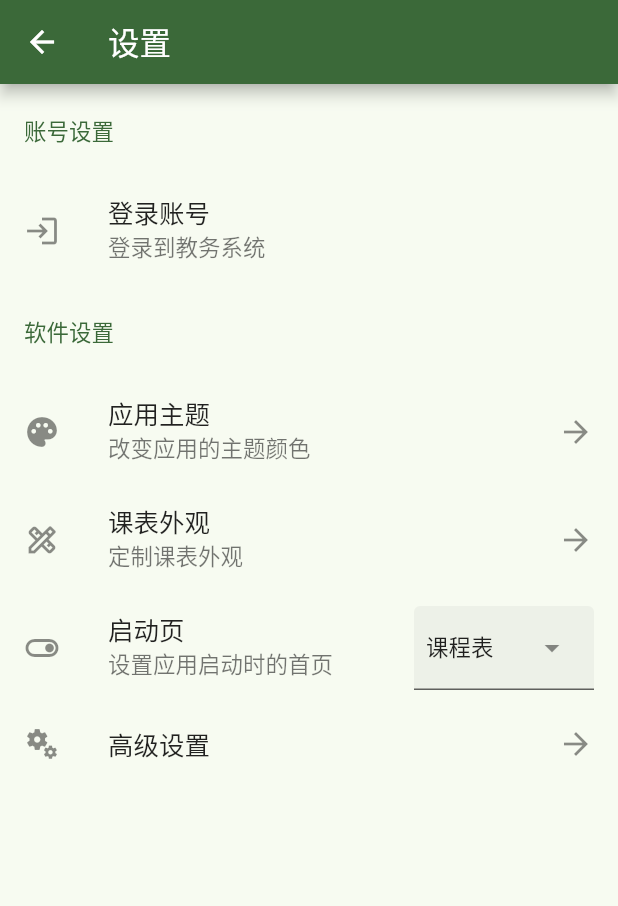
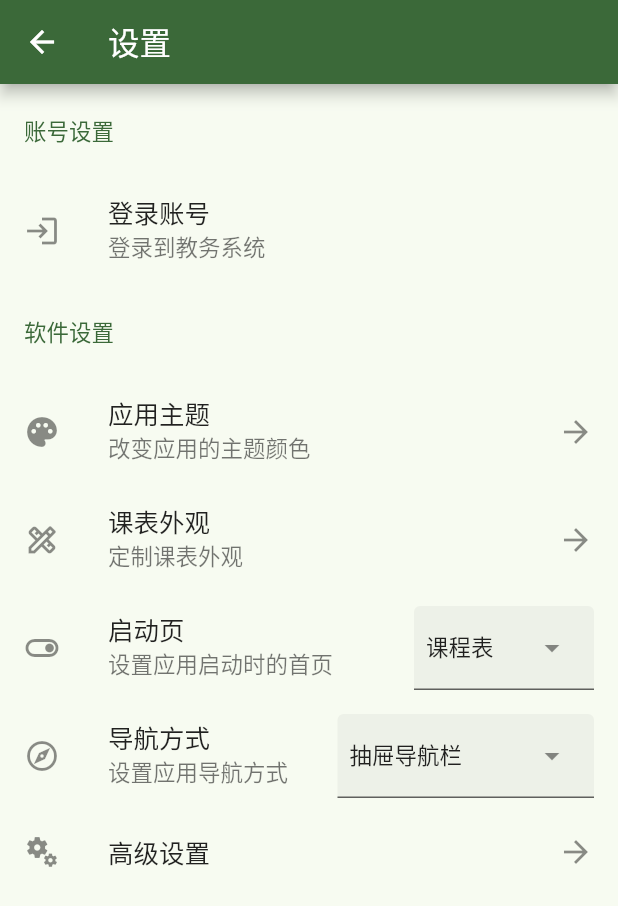
Before and after one commit to wyvern1723/sachet, a Flutter app: the SettingsPage screen opened by its route, on a phone screen of 412 x 824 dp. Shown: the top 906 px of the screen. Run offline on Flutter 3.47's test engine with Material 3 defaults, Android fonts, the phone set to English and light mode, and no system bars; our stand-ins replace dio, file_picker, flutter_colorpicker, flutter_markdown, flutter_secure_storage, package_info_plus and 1 more; missing offline and left inert: flutter_gbk2utf8, flutter_inappwebview, tflite_flutter; accounts and stored records are empty; network calls fail.

Commit message:
feat: 新增 BottomNavigationBar 的导航方式
由于路由方式进行了修改,导致修改当前配色方案后,返回课程表页面不会应用更新,需要重启应用才会更新.待修复

```diff
--- a/lib/pages/class_page.dart
+++ b/lib/pages/class_page.dart
@@ -128,7 +128,9 @@ class _ClassPageViewState extends State<ClassPageView> {
         context.read<ScreenNavProvider>().setCurrentPageToStartupPage();
       },
       child: Scaffold(
-        drawer: myNavDrawer,
+        drawer: SettingsProvider.navigationType == NavType.navigationDrawer.type
+            ? myNavDrawer
+            : null,
         appBar: AppBar(
           // title: Text(
           //   "第$_currentWeekCount周",
@@ -207,7 +209,7 @@ class _ClassPageViewState extends State<ClassPageView> {
                 // 课表设置
                 PopupMenuItem(
                   onTap: () async {
-                    Navigator.of(context).pushReplacement(MaterialPageRoute(
+                    Navigator.of(context).push(MaterialPageRoute(
                       maintainState: false,
                       builder: (BuildContext context) {
                         return const CourseSettingsPage();
--- a/lib/pages/home_page.dart
+++ b/lib/pages/home_page.dart
@@ -7,6 +7,7 @@ import 'package:sachet/pages/home_child_pages/cultivate_page.dart';
 import 'package:sachet/pages/home_child_pages/exam_time_page.dart';
 import 'package:sachet/pages/home_child_pages/free_class_page.dart';
 import 'package:sachet/pages/home_child_pages/grade_page.dart';
+import 'package:sachet/provider/settings_provider.dart';
 import 'package:sachet/widgets/homepage_widgets/card_widget.dart';
 import 'package:sachet/widgets/utils_widgets/nav_drawer.dart';
 import 'package:sachet/widgets/homepage_widgets/card_link_widget.dart';
@@ -76,7 +77,9 @@ class HomePage extends StatelessWidget {
         context.read<ScreenNavProvider>().setCurrentPageToStartupPage();
       },
       child: Scaffold(
-        drawer: myNavDrawer,
+        drawer: SettingsProvider.navigationType == NavType.navigationDrawer.type
+            ? myNavDrawer
+            : null,
         appBar: AppBar(
           title: const Text('Home'),
         ),
--- a/lib/pages/settings_page.dart
+++ b/lib/pages/settings_page.dart
@@ -1,4 +1,5 @@
 import 'package:flutter/material.dart';
+import 'package:sachet/provider/app_global.dart';
 import 'package:sachet/provider/settings_provider.dart';
 import 'package:sachet/provider/user_provider.dart';
 import 'package:sachet/pages/settings_child_pages/dev_settings_page.dart';
@@ -9,6 +10,7 @@ import 'package:sachet/pages/settings_child_pages/customize_settings_page.dart';
 import 'package:sachet/utils/custom_route.dart';
 import 'package:sachet/utils/services/path_provider_service.dart';
 import 'package:sachet/widgets/settingspage_widgets/logout_dialog.dart';
+import 'package:sachet/widgets/settingspage_widgets/nav_type_dropdownmenu.dart';
 import 'package:sachet/widgets/settingspage_widgets/startup_page_dropdownmenu.dart';
 import 'package:flutter_secure_storage/flutter_secure_storage.dart';
 import 'package:provider/provider.dart';
@@ -35,21 +37,54 @@ class _SettingsPageState extends State<SettingsPage> {
     }
   }
 
+  final _navType = SettingsProvider.navigationType;
+
   @override
   Widget build(BuildContext context) {
-    return Scaffold(
+    return PopScope(
+      canPop: false,
+      onPopInvokedWithResult: (bool didPop, Object? result) {
+        if (didPop) {
+          return;
+        } else {
+          if (_navType != SettingsProvider.navigationType) {
+            SettingsProvider.navigationType == NavType.navigationDrawer.type
+                ? Navigator.pushNamedAndRemoveUntil(
+                    context,
+                    AppGlobal.appSettings.startupPage ?? '/class',
+                    (Route route) => false)
+                : Navigator.pushNamedAndRemoveUntil(
+                    context, '/navBarView', (Route route) => false);
+          } else {
+            Navigator.pop(context);
+          }
+        }
+      },
+      child: Scaffold(
         appBar: AppBar(
           title: const Text('设置'),
+          leading: IconButton(
+              onPressed: () {
+                if (_navType != SettingsProvider.navigationType) {
+                  SettingsProvider.navigationType ==
+                          NavType.navigationDrawer.type
+                      ? Navigator.pushNamedAndRemoveUntil(
+                          context,
+                          AppGlobal.appSettings.startupPage ?? '/class',
+                          (Route route) => false)
+                      : Navigator.pushNamedAndRemoveUntil(
+                          context, '/navBarView', (Route route) => false);
+                } else {
+                  Navigator.pop(context);
+                }
+              },
+              icon: Icon(Icons.arrow_back_outlined)),
         ),
         body: ListView(
-        // padding: const EdgeInsets.symmetric(
-        //   vertical: 10,
-        // ),
-
           children: [
             Padding(
-            padding:
-                const EdgeInsets.only(left: 16, top: 20, right: 16, bottom: 20),
+              padding: const EdgeInsets.only(
+                  left: 16, top: 20, right: 16, bottom: 20),
               child: Text(
                 '账号设置',
                 style: TextStyle(color: Theme.of(context).colorScheme.primary),
@@ -111,8 +146,8 @@ class _SettingsPageState extends State<SettingsPage> {
                   }
                 }),
             Padding(
-            padding:
-                const EdgeInsets.only(left: 16, top: 20, right: 16, bottom: 20),
+              padding: const EdgeInsets.only(
+                  left: 16, top: 20, right: 16, bottom: 20),
               child: Text(
                 '软件设置',
                 style: TextStyle(color: Theme.of(context).colorScheme.primary),
@@ -174,15 +209,17 @@ class _SettingsPageState extends State<SettingsPage> {
               trailing: StartupPageDropdownMenu(),
             ),
 
-          // const SizedBox(height: 20),
-          // Padding(
-          //   padding: const EdgeInsets.only(left: 16, right: 16),
-          //   child: Text(
-          //     '高级设置',
-          //     style: TextStyle(color: Theme.of(context).colorScheme.primary),
-          //   ),
-          // ),
-          // const SizedBox(height: 20),
+            // 应用导航方式设置
+            const ListTile(
+              leading: Align(
+                widthFactor: 1,
+                alignment: Alignment.centerLeft,
+                child: Icon(Icons.explore_outlined),
+              ),
+              title: Text('导航方式'),
+              subtitle: Text('设置应用导航方式'),
+              trailing: NavTypeDropdownmenu(),
+            ),
 
             // 高级设置
             ListTile(
@@ -225,6 +262,7 @@ class _SettingsPageState extends State<SettingsPage> {
                 }),
           ],
         ),
+      ),
     );
   }
 }
--- a/lib/provider/app_global.dart
+++ b/lib/provider/app_global.dart
@@ -94,7 +94,14 @@ const defaultAppSettingsConfig = {
   "curveType": "Easing.standard", // 课表翻页动画类型
   "isEnableDevMode": false, // 是否启用开发者模式
   "hasReadDisclaimer": false, // 是否阅读过声明
-  "isEnableCaptchaRecognizer": true // 是否启用图片验证码自动识别
+  "isEnableCaptchaRecognizer": true, // 是否启用图片验证码自动识别
+  /*
+  navigationType 可用的值：
+  1. navigationDrawer
+  2. bottomNavigationBar
+  [Understanding navigation - Material Design](https://m2.material.io/design/navigation/understanding-navigation.html#lateral-navigation)
+  */
+  "navigationType": "navigationDrawer" // 应用导航方式（默认为抽屉式）
 };
 
 class AppSettings {
@@ -114,9 +121,10 @@ class AppSettings {
   bool? isEnableDevMode;
   bool? hasReadDisclaimer;
   bool? isEnableCaptchaRecognizer;
+  String? navigationType;
 
-  AppSettings(
-      {this.isMD3,
+  AppSettings({
+    this.isMD3,
     this.themeMode,
     this.themeColor,
     this.startupPage,
@@ -131,7 +139,9 @@ class AppSettings {
     this.curveType,
     this.isEnableDevMode,
     this.hasReadDisclaimer,
-      this.isEnableCaptchaRecognizer});
+    this.isEnableCaptchaRecognizer,
+    this.navigationType,
+  });
 
   AppSettings.fromJson(Map<String, dynamic> json) {
     isMD3 = json['isMD3'];
@@ -150,6 +160,7 @@ class AppSettings {
     isEnableDevMode = json['isEnableDevMode'];
     hasReadDisclaimer = json['hasReadDisclaimer'];
     isEnableCaptchaRecognizer = json['isEnableCaptchaRecognizer'];
+    navigationType = json['navigationType'];
   }
 
   Map<String, dynamic> toJson() {
@@ -170,6 +181,7 @@ class AppSettings {
     data['isEnableDevMode'] = this.isEnableDevMode;
     data['hasReadDisclaimer'] = this.hasReadDisclaimer;
     data['isEnableCaptchaRecognizer'] = this.isEnableCaptchaRecognizer;
+    data['navigationType'] = this.navigationType;
     return data;
   }
 }
@@ -310,3 +322,12 @@ const curveTypes = {
   'Curves.fastOutSlowIn': Curves.fastOutSlowIn,
   'Curves.slowMiddle': Curves.slowMiddle,
 };
+
+enum NavType {
+  navigationDrawer('抽屉导航栏', 'navigationDrawer'),
+  bottomNavigationBar('底部导航栏', 'bottomNavigationBar');
+
+  const NavType(this.label, this.type);
+  final String label;
+  final String type;
+}
--- a/lib/provider/settings_provider.dart
+++ b/lib/provider/settings_provider.dart
@@ -28,6 +28,8 @@ class SettingsProvider extends ChangeNotifier {
   bool get hasReadDisclaimer => _appSettings.hasReadDisclaimer ?? false;
   static bool get isEnableCaptchaRecognizer =>
       _appSettings.isEnableCaptchaRecognizer ?? true;
+  static String get navigationType =>
+      _appSettings.navigationType ?? NavType.navigationDrawer.type;
 
   void setStartupPage(String value) {
     if (value != startupPage) {
@@ -145,6 +147,14 @@ class SettingsProvider extends ChangeNotifier {
     }
   }
 
+  void setNavigationType(String value) {
+    if (value != navigationType) {
+      _appSettings.navigationType = value;
+      AppGlobal.saveAppSettings();
+      notifyListeners();
+    }
+  }
+
   /// 加载夏季作息的课程时间数据
   static Future<List> loadClassSessionSummerAsset() async {
     String data = await rootBundle
--- /dev/null
+++ b/lib/widgets/settingspage_widgets/nav_type_dropdownmenu.dart
@@ -0,0 +1,36 @@
+import 'package:flutter/material.dart';
+import 'package:sachet/provider/app_global.dart';
+import 'package:sachet/provider/settings_provider.dart';
+import 'package:provider/provider.dart';
+
+class NavTypeDropdownmenu extends StatelessWidget {
+  const NavTypeDropdownmenu({super.key});
+
+  @override
+  Widget build(BuildContext context) {
+    String navigationType = context.select<SettingsProvider, String>(
+        (settngsProvider) => SettingsProvider.navigationType);
+    return DropdownMenu<String>(
+      // width: 152,
+      initialSelection: navigationType,
+      requestFocusOnTap: false,
+      enableSearch: false,
+      inputDecorationTheme: const InputDecorationTheme(
+        filled: true,
+        contentPadding: EdgeInsets.symmetric(vertical: 4.0, horizontal: 8.0),
+      ),
+      onSelected: (String? type) {
+        if (type != null) {
+          context.read<SettingsProvider>().setNavigationType(type);
+        }
+      },
+      dropdownMenuEntries:
+          NavType.values.map<DropdownMenuEntry<String>>((NavType e) {
+        return DropdownMenuEntry<String>(
+          value: e.type,
+          label: e.label,
+        );
+      }).toList(),
+    );
+  }
+}
```
Also changed, not shown: lib/main.dart (+8 -1 lines), lib/pages/class_child_pages/course_settings_page.dart (+2 -20 lines), lib/pages/profile_page.dart (added, +96 -0 lines), lib/pages/with_navbar_view.dart (added, +95 -0 lines). Lines whose indentation alone changed are shown as unchanged.
